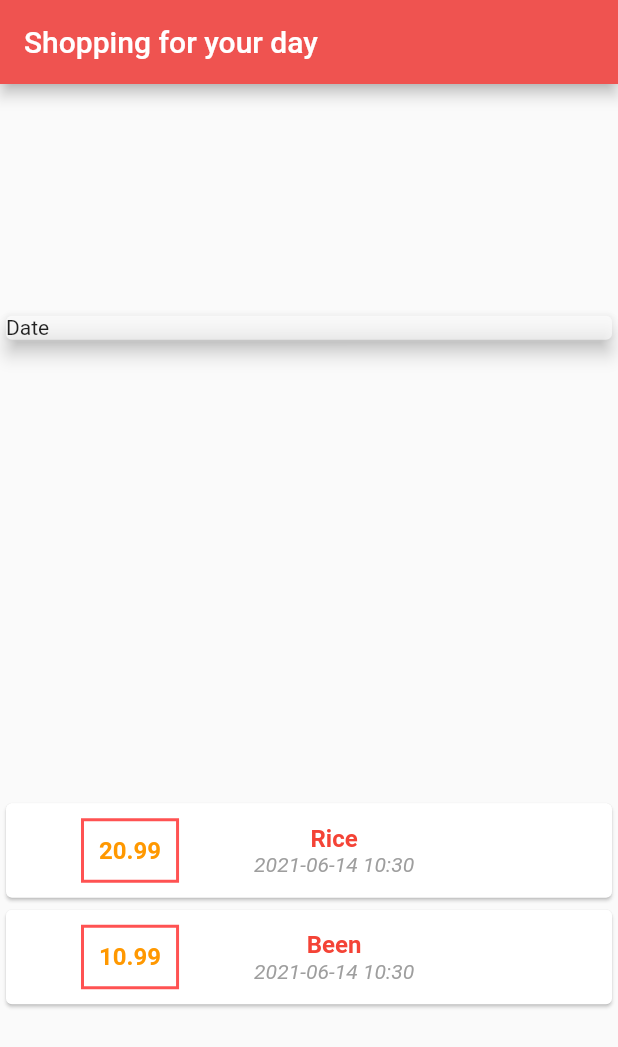
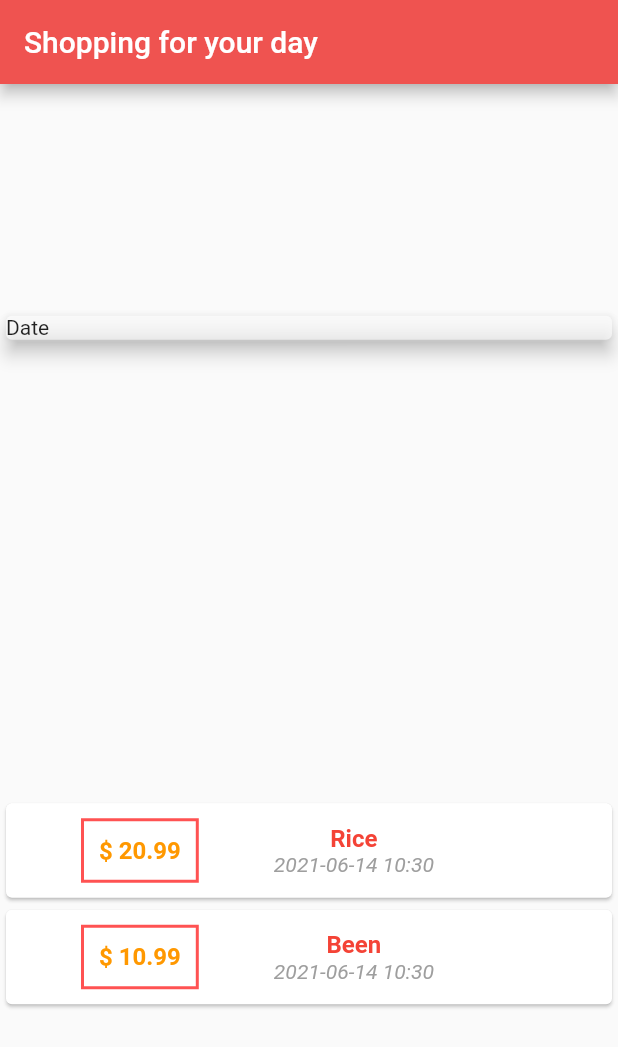
Before and after one commit to Daniel-Fonseca-da-Silva/Project-Supermarket, a Flutter app: the screen it shows after launch, on a phone screen of 412 x 824 dp. Shown: the top 1047 px of the screen. Run offline on Flutter 3.47's test engine with Material 2 defaults, Android fonts, the phone set to English and light mode, and no system bars.

Commit message:
Added the dollar symbol in value

```diff
--- a/lib/main.dart
+++ b/lib/main.dart
@@ -48,7 +48,8 @@ class MyHomePage extends StatelessWidget {
                     decoration: BoxDecoration(
                         border: Border.all(color: Colors.redAccent, width: 2)),
                     padding: EdgeInsets.all(10),
-                    child: Text(tr.value.toString(),
+                    child: Text(
+                      '\$ ${tr.value.toStringAsFixed(2)}',
                         style: TextStyle(
                             fontWeight: FontWeight.bold,
                             fontSize: 16,
```
